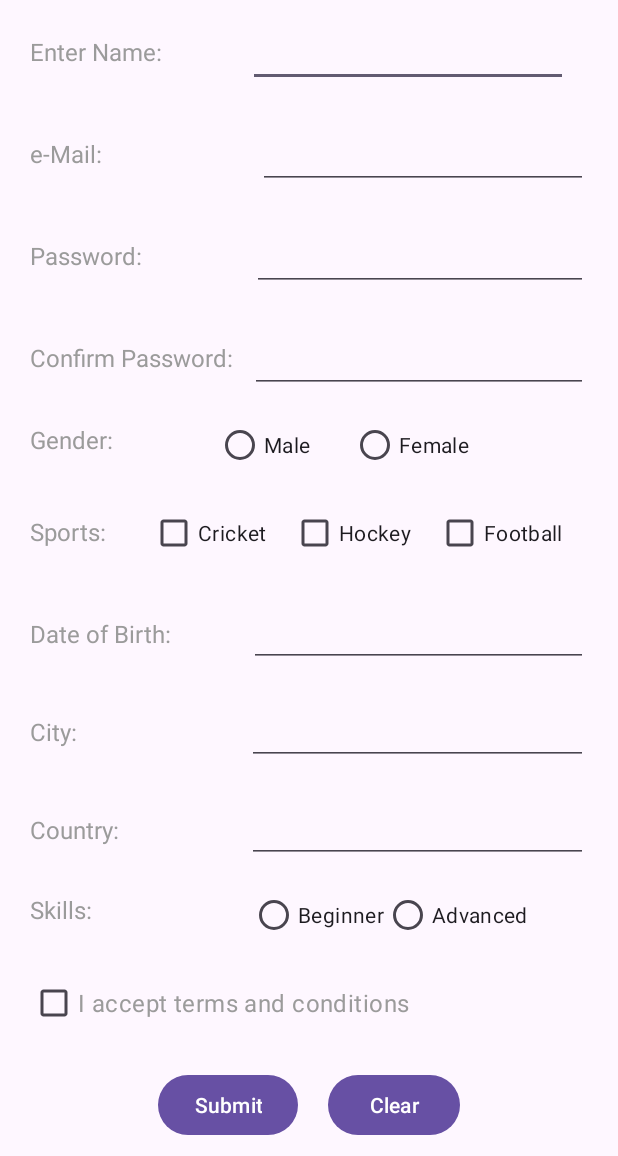
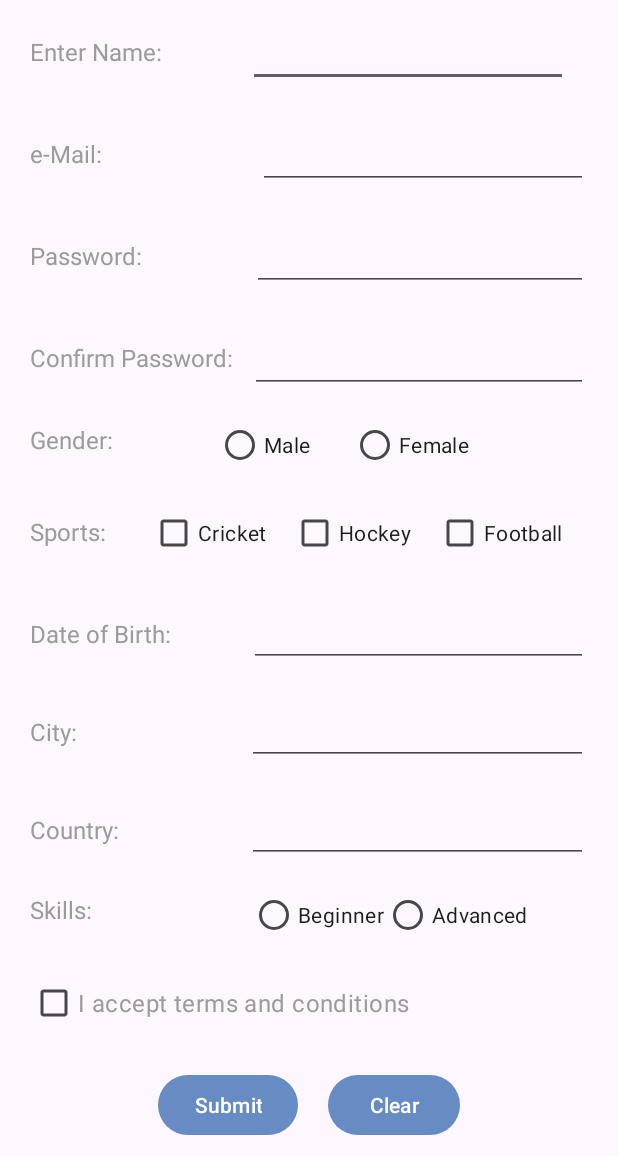
Before and after one commit to AUAboi/SignUpFun, an Android app: the SignUpActivity screen opened directly, with no data from a screen before it, on a phone screen of 412 x 824 dp, the part 80-1236 px from its top. Run offline under Robolectric (Android 15) with nearby library versions, the phone set to English and light mode, and no system bars.

Commit message:
changed color

```diff
--- a/app/src/main/res/layout/activity_sign_up.xml
+++ b/app/src/main/res/layout/activity_sign_up.xml
@@ -6,10 +6,12 @@
     android:layout_width="match_parent"
     android:layout_height="match_parent"
     android:orientation="vertical"
+
     tools:context=".SignUpActivity">]
 
     <LinearLayout
         android:layout_width="match_parent"
+        android:id="@+id/layoutMain"
         android:layout_height="wrap_content"
         android:orientation="vertical"
         app:layout_constraintBottom_toBottomOf="parent"
--- a/app/src/main/res/values/themes.xml
+++ b/app/src/main/res/values/themes.xml
@@ -2,7 +2,7 @@
     <!-- Base application theme. -->
     <style name="Base.Theme.SignUpFun" parent="Theme.Material3.DayNight.NoActionBar">
         <!-- Customize your light theme here. -->
-        <!-- <item name="colorPrimary">@color/my_light_primary</item> -->
+        <item name="colorPrimary">#678BC3</item>
     </style>
 
     <style name="Theme.SignUpFun" parent="Base.Theme.SignUpFun" />
```
